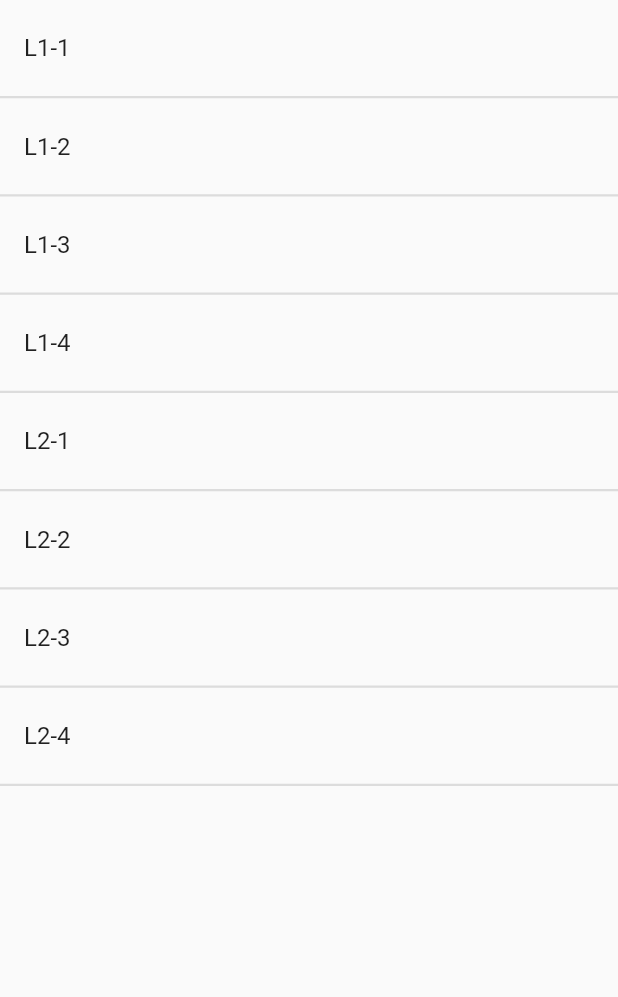
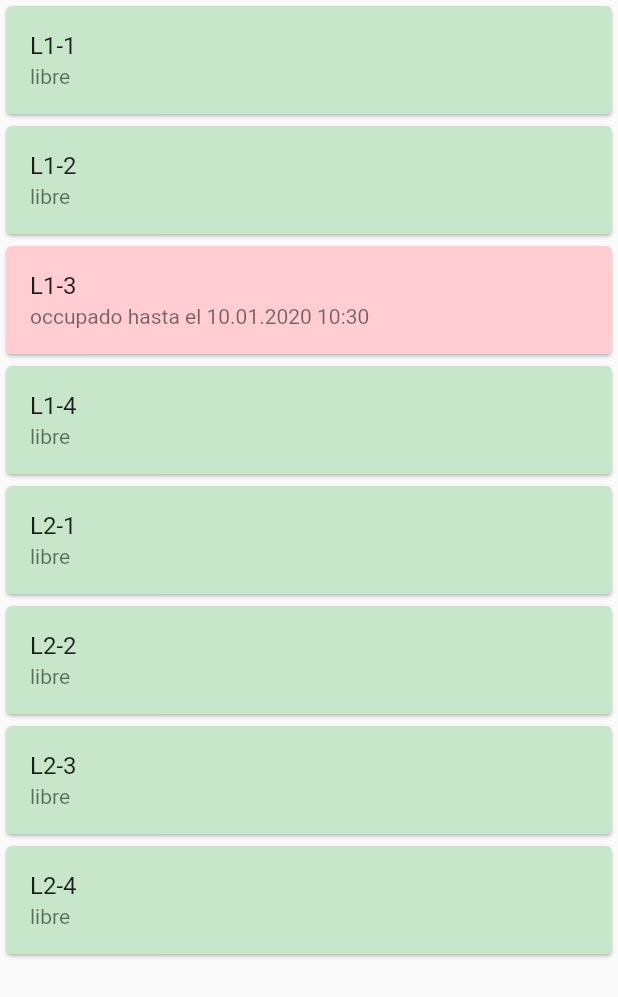
Before and after one commit to Rednaxelus/ULPGC_DIU, a Flutter app: the LabReservationScreen screen opened directly, on a phone screen of 412 x 824 dp. Shown: the top 997 px of the screen. Run offline on Flutter 3.47's test engine with Material 2 defaults, Android fonts, the phone set to English and light mode, and no system bars; missing offline and left inert: flutter_clean_calendar; Roboto replaces fonts that are missing (Hind, Montserrat).

Commit message:
lab list improved

```diff
--- a/lib/model/LabModel.dart
+++ b/lib/model/LabModel.dart
@@ -1,6 +1,10 @@
+import 'package:intl/intl.dart';
+
 class Lab {
   String name;
-  List<DateTime> occupationDate = [];
+  List<DateTime> occupationDates = [];
+
+  static final DateFormat DATE_FORMAT = DateFormat('dd.MM.yyyy hh:mm');
 
   Lab(this.name);
 }
--- a/lib/view/LabReservations.dart
+++ b/lib/view/LabReservations.dart
@@ -20,6 +20,7 @@ class _LabReservationScreenState extends State<LabReservationScreen> {
     _labs.add(Lab("L1-1"));
     _labs.add(Lab("L1-2"));
     _labs.add(Lab("L1-3"));
+    _labs.last.occupationDates.add(DateTime.now());
     _labs.add(Lab("L1-4"));
     _labs.add(Lab("L2-1"));
     _labs.add(Lab("L2-2"));
@@ -43,18 +44,46 @@ class _LabReservationScreenState extends State<LabReservationScreen> {
   Widget _buildLabList() {
     return ListView.builder(
       itemBuilder: (BuildContext context, int index) => Container(
-        decoration: BoxDecoration(
-          border: Border(
-            bottom: BorderSide(width: 1.5, color: Colors.black12),
+        child: Card(
+          color: _determineCardColor(_labs[index].occupationDates),
+          child: ListTile(
+            title: Text(_labs[index].name),
+            subtitle:
+                Text(_determineOccupationDate(_labs[index].occupationDates)),
+            onTap: () {},
           ),
-        ),
-        padding: const EdgeInsets.symmetric(horizontal: 0.0, vertical: 4.0),
-        child: ListTile(
-          title: Text(_labs[index].name),
-          onTap: () {},
         ),
       ),
       itemCount: _labs.length,
     );
   }
+
+  Color _determineCardColor(List<DateTime> occupationDates) {
+    if (_determineIfFree(occupationDates)) {
+      return Colors.green[100];
+    }
+    return Colors.red[100];
+  }
+
+  bool _determineIfFree(List<DateTime> occupationDates) {
+    bool isFree = true;
+    for (DateTime date in occupationDates) {
+      if (date.difference(DateTime.now()).inDays < 1) {
+        isFree = false;
+        break;
+      }
+    }
+    return isFree;
+  }
+
+  String _determineOccupationDate(List<DateTime> occupationDates) {
+    if (_determineIfFree(occupationDates)) {
+      return "libre";
+    }
+
+    DateTime date = occupationDates.first;
+    date.add(new Duration(hours: 2));
+
+    return "occupado hasta el " + Lab.DATE_FORMAT.format(date);
+  }
 }
```
